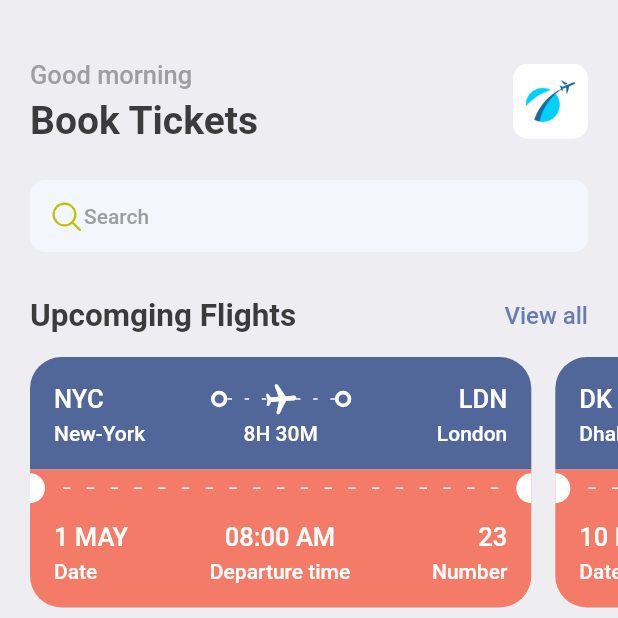
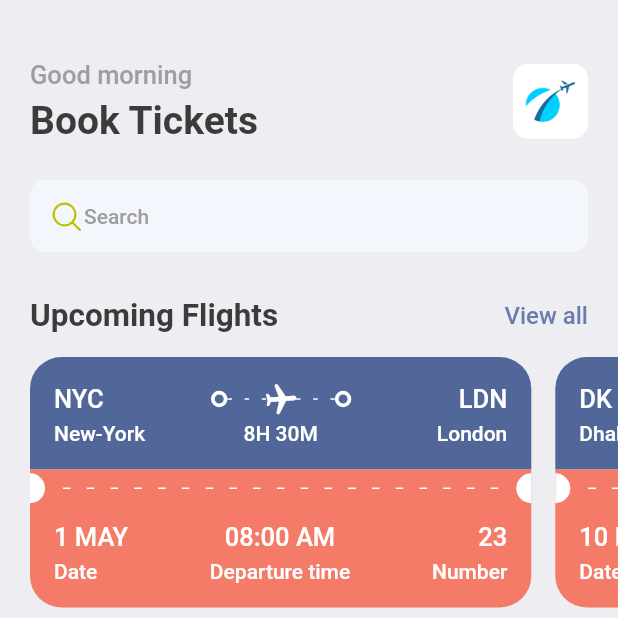
Before and after one commit to SJovis/Flutter-Learning, a Flutter app: the screen it shows after launch, on a phone screen of 412 x 824 dp, the top half of it. Run offline on Flutter 3.47's test engine with Material 2 defaults, Android fonts, the phone set to English and light mode, and no system bars; our stand-ins replace fluentui_icons, gap, get.

```diff
--- a/lib/screens/bottom_bar.dart
+++ b/lib/screens/bottom_bar.dart
@@ -1,6 +1,7 @@
 import 'package:fluentui_icons/fluentui_icons.dart';
 import 'package:flutter/material.dart';
 import 'package:hello_world/screens/home_screen.dart';
+import 'package:hello_world/screens/search_screen.dart';
 
 class BottomBar extends StatefulWidget {
   const BottomBar({super.key});
@@ -14,7 +15,7 @@ class _BottomBarState extends State<BottomBar> {
 
   static final List<Widget> _widgetOptions = <Widget>[
     const HomeScreen(),
-    const Text('Search'),
+    const SearchScreen(),
     const Text('Tickets'),
     const Text('Profile'),
   ];
--- a/lib/screens/home_screen.dart
+++ b/lib/screens/home_screen.dart
@@ -6,6 +6,7 @@ import '../utils/app_layout.dart';
 import '../utils/app_styles.dart';
 import 'package:hello_world/screens/ticket_view.dart';
 
+import '../widgets/Double_text_widget.dart';
 import 'hotel_screen.dart';
 
 class HomeScreen extends StatelessWidget {
@@ -17,9 +18,9 @@ class HomeScreen extends StatelessWidget {
       backgroundColor: Styles.bgColor,
       body: ListView(
         children: [
-          // Book Tickets
+          // HEADING Book Tickets + Search
           Container(
-            padding: EdgeInsets.symmetric(horizontal: AppLayout.getHeight(20)),
+            padding: EdgeInsets.symmetric(horizontal: AppLayout.getWidth(20)),
             child: Column(
               children: [
                 Gap(AppLayout.getHeight(40)),
@@ -62,7 +63,7 @@ class HomeScreen extends StatelessWidget {
                     color: const Color(0xFFF4F6FD),
                   ),
                   padding: EdgeInsets.symmetric(
-                      horizontal: AppLayout.getHeight(12),
+                      horizontal: AppLayout.getWidth(12),
                       vertical: AppLayout.getHeight(12)),
                   child: Row(
                     children: [
@@ -73,19 +74,9 @@ class HomeScreen extends StatelessWidget {
                   ),
                 ),
                 Gap(AppLayout.getHeight(30)),
-                Row(
-                  mainAxisAlignment: MainAxisAlignment.spaceBetween,
-                  children: [
-                    Text('Upcomging Flights', style: Styles.headlineStyle2),
-                    InkWell(
-                      onTap: () {
-                        print('You are tapped');
-                      },
-                      child: Text('View all',
-                          style: Styles.textStyle
-                              .copyWith(color: Styles.primaryColor)),
-                    )
-                  ],
+                const AppDoubleTextWidget(
+                  bigText: 'Upcoming Flights',
+                  smallText: 'View all',
                 ),
               ],
             ),
@@ -104,23 +95,14 @@ class HomeScreen extends StatelessWidget {
           Gap(AppLayout.getHeight(15)),
           // Hotels - View All
           Container(
-            padding: EdgeInsets.symmetric(horizontal: AppLayout.getHeight(20)),
-            child: Row(
-              mainAxisAlignment: MainAxisAlignment.spaceBetween,
-              children: [
-                Text('Hotels', style: Styles.headlineStyle2),
-                InkWell(
-                  onTap: () {
-                    print('You are tapped');
-                  },
-                  child: Text('View all',
-                      style: Styles.textStyle
-                          .copyWith(color: Styles.primaryColor)),
-                ),
-              ],
+            padding: EdgeInsets.symmetric(horizontal: AppLayout.getWidth(20)),
+            child: const AppDoubleTextWidget(
+              bigText: 'Hotels',
+              smallText: 'View all',
             ),
           ),
           Gap(AppLayout.getHeight(15)),
+          // Hotels - Horizontal Scroll
           SingleChildScrollView(
             scrollDirection: Axis.horizontal,
             padding: EdgeInsets.only(left: AppLayout.getHeight(20)),
--- a/lib/screens/hotel_screen.dart
+++ b/lib/screens/hotel_screen.dart
@@ -16,7 +16,7 @@ class HotelScreen extends StatelessWidget {
       width: size.width * 0.6,
       height: AppLayout.getHeight(320),
       padding: EdgeInsets.symmetric(
-          horizontal: AppLayout.getHeight(15),
+          horizontal: AppLayout.getWidth(15),
           vertical: AppLayout.getHeight(17)),
       margin: EdgeInsets.only(
           right: AppLayout.getHeight(17), top: AppLayout.getHeight(5)),
--- /dev/null
+++ b/lib/widgets/Double_text_widget.dart
@@ -0,0 +1,26 @@
+import 'package:flutter/material.dart';
+import '../utils/app_styles.dart';
+
+class AppDoubleTextWidget extends StatelessWidget {
+  final String bigText;
+  final String smallText;
+  const AppDoubleTextWidget(
+      {super.key, required this.bigText, required this.smallText});
+
+  @override
+  Widget build(BuildContext context) {
+    return Row(
+      mainAxisAlignment: MainAxisAlignment.spaceBetween,
+      children: [
+        Text(bigText, style: Styles.headlineStyle2),
+        InkWell(
+          onTap: () {
+            print('You are tapped');
+          },
+          child: Text(smallText,
+              style: Styles.textStyle.copyWith(color: Styles.primaryColor)),
+        )
+      ],
+    );
+  }
+}
```
Also changed, not shown: lib/screens/search_screen.dart (added, +113 -0 lines), lib/widgets/icon_text_widget.dart (added, +37 -0 lines).
